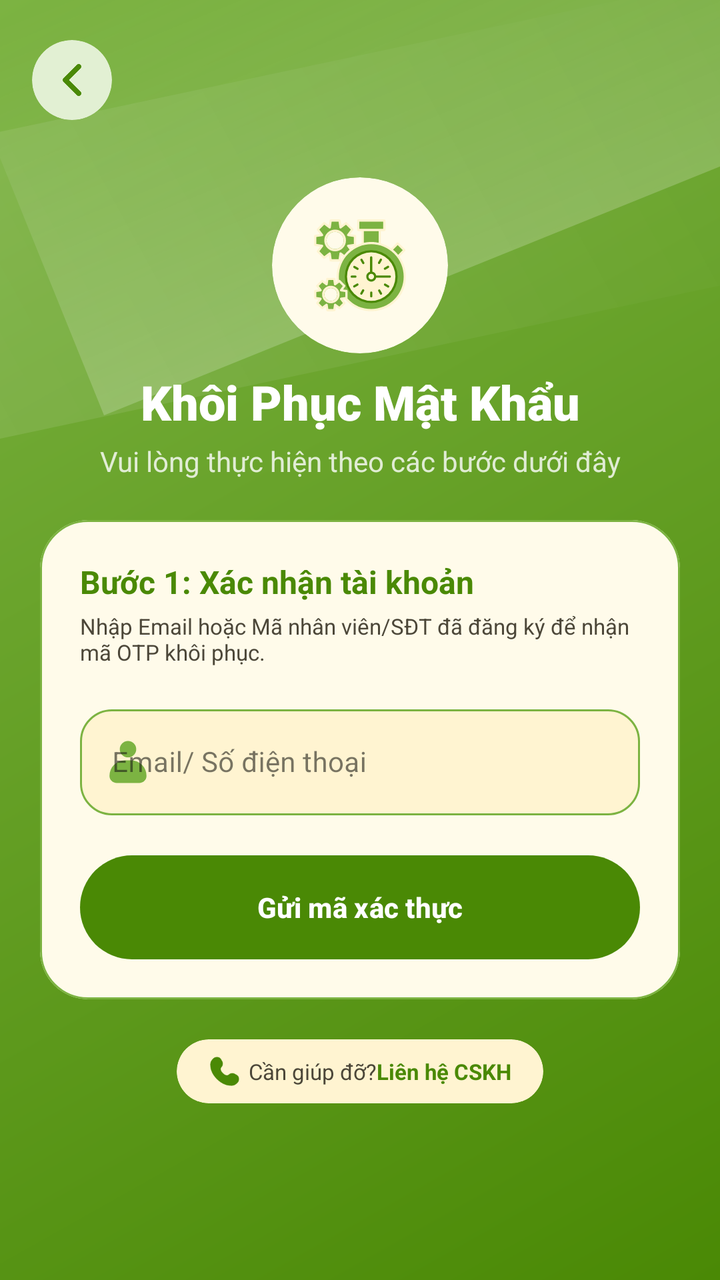
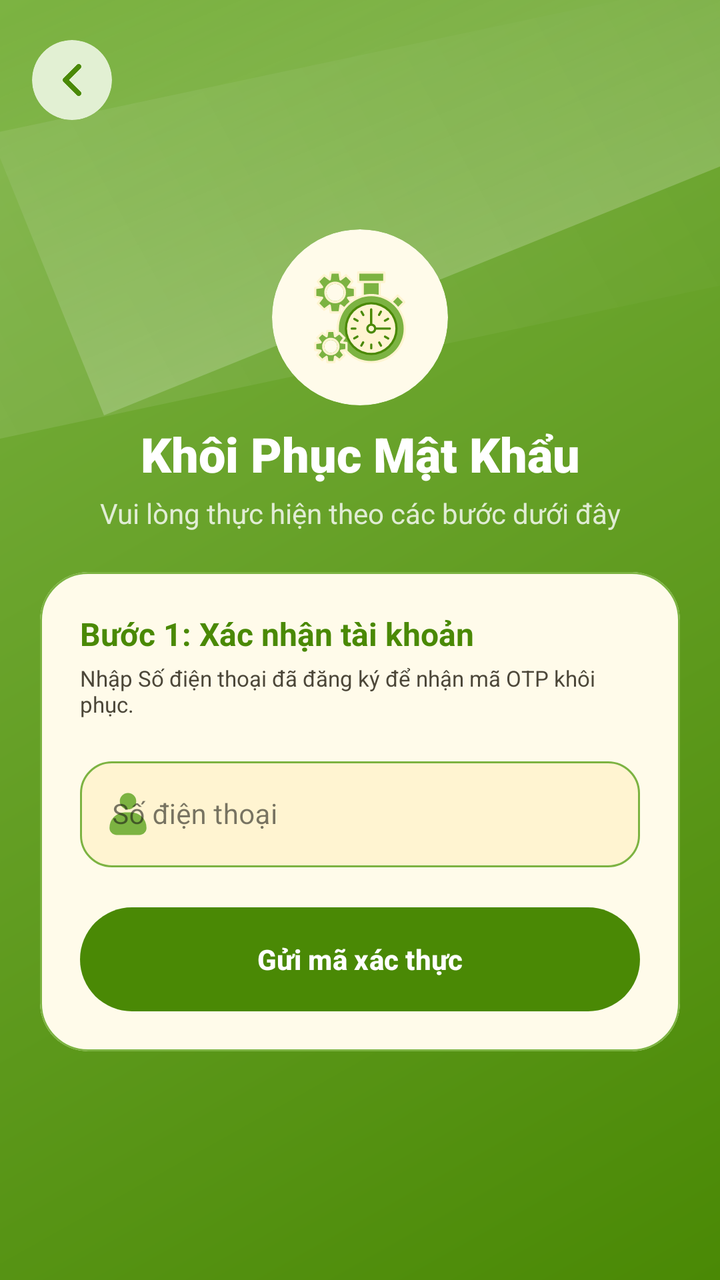

Before-and-after screenshots of an Android layout around one commit, followed by the original layout XML and the change that was made.
<!-- AndroidManifest.xml: application theme Theme.AttendanceApp -->
<!-- res/layout/fragment_forgot_password.xml -->
<?xml version="1.0" encoding="utf-8"?>
<androidx.constraintlayout.widget.ConstraintLayout
    xmlns:android="http://schemas.android.com/apk/res/android"
    xmlns:app="http://schemas.android.com/apk/res-auto"
    xmlns:tools="http://schemas.android.com/tools"
    android:layout_width="match_parent"
    android:layout_height="match_parent"
    android:background="@drawable/bg_login_header"
    tools:context=".ui.main.auth.forgotpassword.ForgotPasswordFragment"
    android:fitsSystemWindows="true">

    
    <androidx.core.widget.NestedScrollView
        android:id="@+id/scrollView"
        android:layout_width="0dp"
        android:layout_height="0dp"
        android:fillViewport="true"
        android:clipToPadding="false"
        android:overScrollMode="never"
        app:layout_constraintBottom_toBottomOf="parent"
        app:layout_constraintEnd_toEndOf="parent"
        app:layout_constraintStart_toStartOf="parent"
        app:layout_constraintTop_toTopOf="parent">

        <androidx.constraintlayout.widget.ConstraintLayout
            android:layout_width="match_parent"
            android:layout_height="match_parent">

            
            <com.google.android.material.card.MaterialCardView
                android:id="@+id/btnBack"
                style="@style/RadiusItemCard"
                android:layout_width="40dp"
                android:layout_height="40dp"
                android:layout_marginStart="@dimen/spacing_l"
                android:layout_marginTop="@dimen/spacing_xl"
                app:cardCornerRadius="@dimen/radius_full"
                app:layout_constraintStart_toStartOf="parent"
                app:layout_constraintTop_toTopOf="parent">

                <ImageView
                    android:layout_width="wrap_content"
                    android:layout_height="16dp"
                    android:layout_gravity="center"
                    android:contentDescription="Quay lại"
                    android:src="@drawable/ic_arrow_back"
                    app:tint="?attr/colorPrimary" />
            </com.google.android.material.card.MaterialCardView>

            
            <androidx.constraintlayout.widget.ConstraintLayout
                android:id="@+id/containerContent"
                android:layout_width="0dp"
                android:layout_height="wrap_content"
                android:paddingVertical="@dimen/spacing_xl"
                app:layout_constraintBottom_toBottomOf="parent"
                app:layout_constraintEnd_toEndOf="parent"
                app:layout_constraintStart_toStartOf="parent"
                app:layout_constraintTop_toTopOf="parent">

                
                <com.google.android.material.card.MaterialCardView
                    android:id="@+id/cardLogo"
                    android:layout_width="@dimen/login_logo_size"
                    android:layout_height="@dimen/login_logo_size"
                    app:cardCornerRadius="@dimen/radius_full"
                    app:cardElevation="@dimen/elevation_none"
                    app:strokeWidth="@dimen/border_none"
                    app:layout_constraintEnd_toEndOf="parent"
                    app:layout_constraintStart_toStartOf="parent"
                    app:layout_constraintTop_toTopOf="parent">

                    <ImageView
                        android:id="@+id/ivLogo"
                        android:layout_width="match_parent"
                        android:layout_height="match_parent"
                        android:contentDescription="@string/app_name"
                        android:padding="@dimen/spacing_l"
                        android:src="@drawable/ic_logo" />
                </com.google.android.material.card.MaterialCardView>

                
                <TextView
                    android:id="@+id/tvHeaderTitle"
                    android:layout_width="wrap_content"
                    android:layout_height="wrap_content"
                    android:layout_marginTop="@dimen/spacing_s"
                    android:fontFamily="sans-serif-black"
                    android:gravity="center"
                    android:text="@string/forgot_password_title"
                    android:textColor="?attr/colorOnPrimary"
                    android:textSize="@dimen/text_size_headline_small"
                    app:layout_constraintEnd_toEndOf="parent"
                    app:layout_constraintStart_toStartOf="parent"
                    app:layout_constraintTop_toBottomOf="@id/cardLogo" />

                <TextView
                    android:id="@+id/tvHeaderSubtitle"
                    android:layout_width="wrap_content"
                    android:layout_height="wrap_content"
                    android:layout_marginTop="@dimen/spacing_2xs"
                    android:alpha="0.8"
                    android:gravity="center"
                    android:text="@string/forgot_password_subtitle"
                    android:textColor="?attr/colorOnSecondary"
                    android:textSize="@dimen/text_size_body_medium"
                    app:layout_constraintEnd_toEndOf="parent"
                    app:layout_constraintStart_toStartOf="parent"
                    app:layout_constraintTop_toBottomOf="@id/tvHeaderTitle" />

                
                <include
                    android:id="@+id/includeStep1"
                    layout="@layout/layout_forgot_password_step1"
                    android:layout_width="0dp"
                    android:layout_height="wrap_content"
                    android:layout_marginHorizontal="@dimen/spacing_xl"
                    android:layout_marginTop="@dimen/spacing_xl"
                    android:visibility="visible"
                    app:layout_constraintEnd_toEndOf="parent"
                    app:layout_constraintStart_toStartOf="parent"
                    app:layout_constraintTop_toBottomOf="@id/tvHeaderSubtitle" />

                <include
                    android:id="@+id/includeStep2"
                    layout="@layout/layout_forgot_password_step2"
                    android:layout_width="0dp"
                    android:layout_height="wrap_content"
                    android:layout_marginHorizontal="@dimen/spacing_xl"
                    android:layout_marginTop="@dimen/spacing_xl"
                    android:visibility="gone"
                    app:layout_constraintEnd_toEndOf="parent"
                    app:layout_constraintStart_toStartOf="parent"
                    app:layout_constraintTop_toBottomOf="@id/tvHeaderSubtitle"
                    tools:visibility="gone" />

                <include
                    android:id="@+id/includeStep3"
                    layout="@layout/layout_forgot_password_step3"
                    android:layout_width="0dp"
                    android:layout_height="wrap_content"
                    android:layout_marginHorizontal="@dimen/spacing_xl"
                    android:layout_marginTop="@dimen/spacing_xl"
                    android:visibility="gone"
                    app:layout_constraintEnd_toEndOf="parent"
                    app:layout_constraintStart_toStartOf="parent"
                    app:layout_constraintTop_toBottomOf="@id/tvHeaderSubtitle"
                    tools:visibility="gone" />

                
                <com.google.android.material.card.MaterialCardView
                    android:id="@+id/btnContactSupport"
                    style="@style/ItemCard"
                    android:layout_width="wrap_content"
                    android:layout_height="wrap_content"
                    android:layout_marginTop="@dimen/spacing_xl"
                    app:cardBackgroundColor="?attr/colorSurfaceVariant"
                    app:cardCornerRadius="@dimen/radius_full"
                    app:layout_constraintBottom_toBottomOf="parent"
                    app:layout_constraintEnd_toEndOf="parent"
                    app:layout_constraintStart_toStartOf="parent"
                    app:layout_constraintTop_toBottomOf="@id/includeStep1">

                    <LinearLayout
                        android:layout_width="wrap_content"
                        android:layout_height="wrap_content"
                        android:gravity="center"
                        android:orientation="horizontal"
                        android:paddingHorizontal="@dimen/spacing_l"
                        android:paddingVertical="@dimen/spacing_s">

                        <ImageView
                            android:layout_width="@dimen/icon_size_s"
                            android:layout_height="@dimen/icon_size_s"
                            android:layout_marginEnd="@dimen/spacing_2xs"
                            android:importantForAccessibility="no"
                            android:src="@drawable/ic_phone"
                            app:tint="?attr/colorPrimary" />

                        <TextView
                            android:layout_width="wrap_content"
                            android:layout_height="wrap_content"
                            android:text="@string/forgot_password_contact_help"
                            android:textColor="?attr/colorOnSurfaceVariant"
                            android:textSize="@dimen/text_size_body_small" />

                        <TextView
                            android:layout_width="wrap_content"
                            android:layout_height="wrap_content"
                            android:text="@string/forgot_password_contact_support"
                            android:textColor="?attr/colorPrimary"
                            android:textSize="@dimen/text_size_body_small"
                            android:textStyle="bold" />
                    </LinearLayout>
                </com.google.android.material.card.MaterialCardView>

            </androidx.constraintlayout.widget.ConstraintLayout>

        </androidx.constraintlayout.widget.ConstraintLayout>
    </androidx.core.widget.NestedScrollView>

    
    <com.google.android.material.progressindicator.CircularProgressIndicator
        android:id="@+id/progressBar"
        android:layout_width="wrap_content"
        android:layout_height="wrap_content"
        android:indeterminate="true"
        android:visibility="gone"
        app:indicatorColor="?attr/colorPrimary"
        app:layout_constraintBottom_toBottomOf="parent"
        app:layout_constraintEnd_toEndOf="parent"
        app:layout_constraintStart_toStartOf="parent"
        app:layout_constraintTop_toTopOf="parent" />

</androidx.constraintlayout.widget.ConstraintLayout>
<!-- res/layout/layout_forgot_password_step1.xml (included above) -->
<?xml version="1.0" encoding="utf-8"?>
<com.google.android.material.card.MaterialCardView
    xmlns:android="http://schemas.android.com/apk/res/android"
    xmlns:app="http://schemas.android.com/apk/res-auto"
    xmlns:tools="http://schemas.android.com/tools"
    android:id="@+id/cardStep1RequestOtp"
    style="@style/MainCard"
    android:layout_width="match_parent"
    android:layout_height="wrap_content"
    app:cardCornerRadius="@dimen/radius_xl"
    app:cardElevation="@dimen/elevation_none"
    app:strokeWidth="1dp"
    app:strokeColor="?attr/colorSecondary">

    <LinearLayout
        android:layout_width="match_parent"
        android:layout_height="wrap_content"
        android:orientation="vertical"
        android:padding="@dimen/spacing_xl">

        <TextView
            android:layout_width="wrap_content"
            android:layout_height="wrap_content"
            android:text="@string/forgot_password_step_1_title"
            android:textColor="?attr/colorPrimary"
            android:textSize="@dimen/text_size_title_medium"
            android:textStyle="bold" />

        <TextView
            android:layout_width="wrap_content"
            android:layout_height="wrap_content"
            android:layout_marginTop="@dimen/spacing_2xs"
            android:text="@string/forgot_password_step_1_desc"
            android:textColor="?attr/colorOnSurfaceVariant"
            android:textSize="@dimen/text_size_body_small" />

        <com.google.android.material.textfield.TextInputLayout
            android:id="@+id/tilAccountInput"
            style="@style/AppTextInputLayout"
            android:layout_width="match_parent"
            android:layout_height="wrap_content"
            android:layout_marginTop="@dimen/spacing_l"
            android:hint="@string/forgot_password_account_hint"
            app:startIconDrawable="@drawable/ic_user">

            <com.google.android.material.textfield.TextInputEditText
                android:id="@+id/edtAccountInput"
                style="@style/AppTextInputEditText"
                android:inputType="textEmailAddress" />
        </com.google.android.material.textfield.TextInputLayout>

        <com.google.android.material.button.MaterialButton
            android:id="@+id/btnSendOtp"
            style="@style/ButtonMaxWidthStyle"
            android:layout_width="match_parent"
            android:layout_height="wrap_content"
            android:layout_marginTop="@dimen/spacing_xl"
            android:text="@string/forgot_password_send_otp"
            app:cornerRadius="@dimen/radius_full" />

    </LinearLayout>
</com.google.android.material.card.MaterialCardView>
<!-- res/layout/layout_forgot_password_step2.xml (included above) -->
<?xml version="1.0" encoding="utf-8"?>
<com.google.android.material.card.MaterialCardView
    xmlns:android="http://schemas.android.com/apk/res/android"
    xmlns:app="http://schemas.android.com/apk/res-auto"
    xmlns:tools="http://schemas.android.com/tools"
    android:id="@+id/cardStep2VerifyOtp"
    style="@style/MainCard"
    android:layout_width="match_parent"
    android:layout_height="wrap_content"
    app:cardCornerRadius="@dimen/radius_xl"
    app:cardElevation="@dimen/elevation_none"
    app:strokeColor="?attr/colorSecondary"
    app:strokeWidth="1dp">

    <LinearLayout
        android:layout_width="match_parent"
        android:layout_height="wrap_content"
        android:orientation="vertical"
        android:padding="@dimen/spacing_xl">

        <TextView
            android:layout_width="wrap_content"
            android:layout_height="wrap_content"
            android:text="@string/forgot_password_step_2_title"
            android:textColor="?attr/colorPrimary"
            android:textSize="@dimen/text_size_title_medium"
            android:textStyle="bold" />

        <TextView
            android:id="@+id/tvOtpDescription"
            android:layout_width="wrap_content"
            android:layout_height="wrap_content"
            android:layout_marginTop="@dimen/spacing_2xs"
            android:textColor="?attr/colorOnSurfaceVariant"
            android:textSize="@dimen/text_size_body_small"
            android:text="@string/forgot_password_step_2_desc" />

        
        <LinearLayout
            android:id="@+id/layoutOtpInputs"
            android:layout_width="match_parent"
            android:layout_height="wrap_content"
            android:layout_marginTop="@dimen/spacing_xl"
            android:gravity="center"
            android:orientation="horizontal">

            <EditText
                android:id="@+id/edtOtp1"
                style="@style/OtpBoxStyle" />

            <View
                android:layout_width="@dimen/spacing_s"
                android:layout_height="0dp" />

            <EditText
                android:id="@+id/edtOtp2"
                style="@style/OtpBoxStyle" />

            <View
                android:layout_width="@dimen/spacing_s"
                android:layout_height="0dp" />

            <EditText
                android:id="@+id/edtOtp3"
                style="@style/OtpBoxStyle" />

            <View
                android:layout_width="@dimen/spacing_s"
                android:layout_height="0dp" />

            <EditText
                android:id="@+id/edtOtp4"
                style="@style/OtpBoxStyle" />

            <View
                android:layout_width="@dimen/spacing_s"
                android:layout_height="0dp" />

            <EditText
                android:id="@+id/edtOtp5"
                style="@style/OtpBoxStyle" />

            <View
                android:layout_width="@dimen/spacing_s"
                android:layout_height="0dp" />

            <EditText
                android:id="@+id/edtOtp6"
                style="@style/OtpBoxStyle" />

        </LinearLayout>

        <com.google.android.material.button.MaterialButton
            android:id="@+id/btnVerifyOtp"
            style="@style/ButtonMaxWidthStyle"
            android:layout_width="match_parent"
            android:layout_height="wrap_content"
            android:layout_marginTop="@dimen/spacing_xl"
            android:text="@string/forgot_password_verify_otp"
            app:cornerRadius="@dimen/radius_full" />

        
        <LinearLayout
            android:layout_width="wrap_content"
            android:layout_height="wrap_content"
            android:layout_gravity="center_horizontal"
            android:layout_marginTop="@dimen/spacing_m"
            android:gravity="center"
            android:orientation="horizontal">

            <TextView
                android:layout_width="wrap_content"
                android:layout_height="wrap_content"
                android:text="@string/forgot_password_no_otp"
                android:textColor="?attr/colorOnSurfaceVariant"
                android:textSize="@dimen/text_size_body_medium" />

            <TextView
                android:id="@+id/tvResendOtp"
                android:layout_width="wrap_content"
                android:layout_height="wrap_content"
                android:background="?attr/selectableItemBackground"
                android:padding="@dimen/spacing_2xs"
                android:text="@string/forgot_password_resend_otp"
                android:textColor="?attr/colorPrimary"
                android:textSize="@dimen/text_size_body_medium"
                android:textStyle="bold" />
        </LinearLayout>

    </LinearLayout>
</com.google.android.material.card.MaterialCardView>
<!-- res/layout/layout_forgot_password_step3.xml (included above) -->
<?xml version="1.0" encoding="utf-8"?>
<com.google.android.material.card.MaterialCardView
    xmlns:android="http://schemas.android.com/apk/res/android"
    xmlns:app="http://schemas.android.com/apk/res-auto"
    xmlns:tools="http://schemas.android.com/tools"
    android:id="@+id/cardStep3NewPassword"
    style="@style/MainCard"
    android:layout_width="match_parent"
    android:layout_height="wrap_content"
    app:cardCornerRadius="@dimen/radius_xl"
    app:cardElevation="@dimen/elevation_none"
    app:strokeWidth="1dp"
    app:strokeColor="?attr/colorSecondary">

    <LinearLayout
        android:layout_width="match_parent"
        android:layout_height="wrap_content"
        android:orientation="vertical"
        android:padding="@dimen/spacing_xl">

        <TextView
            android:layout_width="wrap_content"
            android:layout_height="wrap_content"
            android:text="@string/forgot_password_step_3_title"
            android:textColor="?attr/colorPrimary"
            android:textSize="@dimen/text_size_title_medium"
            android:textStyle="bold" />

        <TextView
            android:layout_width="wrap_content"
            android:layout_height="wrap_content"
            android:layout_marginTop="@dimen/spacing_2xs"
            android:text="@string/forgot_password_step_3_desc"
            android:textColor="?attr/colorOnSurfaceVariant"
            android:textSize="@dimen/text_size_body_small" />

        
        <com.google.android.material.textfield.TextInputLayout
            android:id="@+id/tilNewPassword"
            style="@style/AppTextInputLayout"
            android:layout_width="match_parent"
            android:layout_height="wrap_content"
            android:layout_marginTop="@dimen/spacing_l"
            android:hint="@string/forgot_password_new_hint"
            app:endIconMode="password_toggle"
            app:startIconDrawable="@drawable/ic_lock">

            <com.google.android.material.textfield.TextInputEditText
                android:id="@+id/edtNewPassword"
                style="@style/AppTextInputEditText"
                android:inputType="textPassword" />
        </com.google.android.material.textfield.TextInputLayout>

        
        <com.google.android.material.textfield.TextInputLayout
            android:id="@+id/tilConfirmPassword"
            style="@style/AppTextInputLayout"
            android:layout_width="match_parent"
            android:layout_height="wrap_content"
            android:layout_marginTop="@dimen/spacing_l"
            android:hint="@string/forgot_password_confirm_hint"
            app:endIconMode="password_toggle"
            app:startIconDrawable="@drawable/ic_lock">

            <com.google.android.material.textfield.TextInputEditText
                android:id="@+id/edtConfirmPassword"
                style="@style/AppTextInputEditText"
                android:inputType="textPassword" />
        </com.google.android.material.textfield.TextInputLayout>

        <com.google.android.material.button.MaterialButton
            android:id="@+id/btnResetPassword"
            style="@style/ButtonMaxWidthStyle"
            android:layout_width="match_parent"
            android:layout_height="wrap_content"
            android:layout_marginTop="@dimen/spacing_xl"
            android:text="@string/forgot_password_done"
            app:cornerRadius="@dimen/radius_full" />

    </LinearLayout>
</com.google.android.material.card.MaterialCardView>
<!-- resources referenced by this layout -->
<resources>
  <dimen name="border_none">0dp</dimen>
  <dimen name="elevation_none">0dp</dimen>
  <dimen name="icon_size_s">16dp</dimen>
  <dimen name="login_logo_size">88dp</dimen>
  <dimen name="radius_full">999dp</dimen>
  <dimen name="radius_xl">24dp</dimen>
  <dimen name="spacing_2xs">4dp</dimen>
  <dimen name="spacing_l">16dp</dimen>
  <dimen name="spacing_m">12dp</dimen>
  <dimen name="spacing_s">8dp</dimen>
  <dimen name="spacing_xl">20dp</dimen>
  <dimen name="text_size_body_medium">14sp</dimen>
  <dimen name="text_size_body_small">11sp</dimen>
  <dimen name="text_size_headline_small">24sp</dimen>
  <dimen name="text_size_title_medium">16sp</dimen>
  <!-- drawable ic_phone (drawable) -->
  <vector xmlns:android="http://schemas.android.com/apk/res/android"
      android:width="24dp"
      android:height="24dp"
      android:viewportWidth="24"
      android:viewportHeight="24">
    <group
        android:pivotX="12"
        android:pivotY="12"
        android:scaleX="1.35"
        android:scaleY="1.35">
      <path
          android:pathData="M10.038,5.316L10.687,6.479C11.272,7.529 11.037,8.905 10.115,9.828C10.115,9.828 10.115,9.828 10.115,9.828C10.115,9.828 8.996,10.947 11.024,12.976C13.052,15.003 14.171,13.886 14.172,13.885C14.172,13.885 14.172,13.885 14.172,13.885C15.095,12.963 16.471,12.728 17.521,13.313L18.684,13.962C20.269,14.847 20.456,17.069 19.063,18.462C18.226,19.299 17.2,19.951 16.067,19.993C14.159,20.066 10.918,19.583 7.668,16.332C4.417,13.082 3.934,9.841 4.007,7.933C4.05,6.8 4.701,5.774 5.538,4.937C6.931,3.544 9.153,3.731 10.038,5.316Z"
          android:fillColor="#1C274C"/>
    </group>
  </vector>
  <string name="app_name">Quản lý chấm công</string>
  <string name="forgot_password_account_hint">Email/ Số điện thoại</string>
  <string name="forgot_password_contact_help">Cần giúp đỡ? </string>
  <string name="forgot_password_contact_support">Liên hệ CSKH</string>
  <string name="forgot_password_step_1_desc">Nhập Email hoặc Mã nhân viên/SĐT đã đăng ký để nhận mã OTP khôi phục.</string>
  <string name="forgot_password_step_2_desc">Mã OTP gồm 6 chữ số đã được gửi tới email/SĐT của bạn.</string>
  <style name="ItemCard" parent="Widget.Material3.CardView.Filled">
          <item name="cardBackgroundColor">?attr/colorSurface</item>
          <item name="cardCornerRadius">@dimen/radius_m</item>
          <item name="cardElevation">@dimen/elevation_none</item>
          <item name="strokeColor">@color/card_stroke_selector</item>
          <item name="strokeWidth">@dimen/border_none</item>
          <item name="android:clickable">true</item>
          <item name="android:focusable">true</item>
      </style>
  <dimen name="button_height_default">52dp</dimen>
  <dimen name="radius_m">12dp</dimen>
  <dimen name="text_size_label_large">14sp</dimen>
  <dimen name="elevation_s">1dp</dimen>
  <dimen name="radius_l">16dp</dimen>
  <color name="md_theme_light_primary">#4A8905</color>
  <color name="md_theme_light_onPrimary">#FFFFFF</color>
  <color name="md_theme_light_secondary">#7CB342</color>
  <color name="md_theme_light_surface">#FFFBEA</color>
  <color name="md_theme_light_onSurface">#1C1C16</color>
  <color name="md_theme_light_outline">#D0C7B8</color>
  <color name="md_theme_light_error">#BA1A1A</color>
  <color name="md_theme_light_onError">#FFFFFF</color>
  <color name="attendance_present">#1B5E20</color>
  <color name="attendance_late">#E67E22</color>
  <color name="attendance_late_container">#FFEDD7</color>
  <color name="attendance_absent">#C0392B</color>
  <color name="attendance_leave">#8E24AA</color>
  <color name="attendance_not_checked">#5D6D7E</color>
  <color name="attendance_weekend">#A9C6D9</color>
  <color name="attendance_early_leave">#2980B9</color>
  <color name="attendance_present_card">#F0F9E6</color>
  <color name="attendance_late_card">#FFF5EB</color>
  <color name="attendance_absent_card">#FFF0EE</color>
  <color name="attendance_leave_card">#FAF5FC</color>
  <color name="attendance_weekend_card">#F4F8FB</color>
  <!-- unchanged entries left out for length: 48 -->
</resources>

<!-- the commit's change to res/layout/fragment_forgot_password.xml (unified diff, before → after) -->
@@ -147,52 +147,6 @@
                     app:layout_constraintTop_toBottomOf="@id/tvHeaderSubtitle"
                     tools:visibility="gone" />
 
-                
-                <com.google.android.material.card.MaterialCardView
-                    android:id="@+id/btnContactSupport"
-                    style="@style/ItemCard"
-                    android:layout_width="wrap_content"
-                    android:layout_height="wrap_content"
-                    android:layout_marginTop="@dimen/spacing_xl"
-                    app:cardBackgroundColor="?attr/colorSurfaceVariant"
-                    app:cardCornerRadius="@dimen/radius_full"
-                    app:layout_constraintBottom_toBottomOf="parent"
-                    app:layout_constraintEnd_toEndOf="parent"
-                    app:layout_constraintStart_toStartOf="parent"
-                    app:layout_constraintTop_toBottomOf="@id/includeStep1">
-
-                    <LinearLayout
-                        android:layout_width="wrap_content"
-                        android:layout_height="wrap_content"
-                        android:gravity="center"
-                        android:orientation="horizontal"
-                        android:paddingHorizontal="@dimen/spacing_l"
-                        android:paddingVertical="@dimen/spacing_s">
-
-                        <ImageView
-                            android:layout_width="@dimen/icon_size_s"
-                            android:layout_height="@dimen/icon_size_s"
-                            android:layout_marginEnd="@dimen/spacing_2xs"
-                            android:importantForAccessibility="no"
-                            android:src="@drawable/ic_phone"
-                            app:tint="?attr/colorPrimary" />
-
-                        <TextView
-                            android:layout_width="wrap_content"
-                            android:layout_height="wrap_content"
-                            android:text="@string/forgot_password_contact_help"
-                            android:textColor="?attr/colorOnSurfaceVariant"
-                            android:textSize="@dimen/text_size_body_small" />
-
-                        <TextView
-                            android:layout_width="wrap_content"
-                            android:layout_height="wrap_content"
-                            android:text="@string/forgot_password_contact_support"
-                            android:textColor="?attr/colorPrimary"
-                            android:textSize="@dimen/text_size_body_small"
-                            android:textStyle="bold" />
-                    </LinearLayout>
-                </com.google.android.material.card.MaterialCardView>
 
             </androidx.constraintlayout.widget.ConstraintLayout>
 
<!-- resource entries referenced after the edit -->
@@ -2,7 +2,6 @@
 <resources>
   <dimen name="border_none">0dp</dimen>
   <dimen name="elevation_none">0dp</dimen>
-  <dimen name="icon_size_s">16dp</dimen>
   <dimen name="login_logo_size">88dp</dimen>
   <dimen name="radius_full">999dp</dimen>
   <dimen name="radius_xl">24dp</dimen>
@@ -15,37 +14,10 @@
   <dimen name="text_size_body_small">11sp</dimen>
   <dimen name="text_size_headline_small">24sp</dimen>
   <dimen name="text_size_title_medium">16sp</dimen>
-  <!-- drawable ic_phone (drawable) -->
-  <vector xmlns:android="http://schemas.android.com/apk/res/android"
-      android:width="24dp"
-      android:height="24dp"
-      android:viewportWidth="24"
-      android:viewportHeight="24">
-    <group
-        android:pivotX="12"
-        android:pivotY="12"
-        android:scaleX="1.35"
-        android:scaleY="1.35">
-      <path
-          android:pathData="M10.038,5.316L10.687,6.479C11.272,7.529 11.037,8.905 10.115,9.828C10.115,9.828 10.115,9.828 10.115,9.828C10.115,9.828 8.996,10.947 11.024,12.976C13.052,15.003 14.171,13.886 14.172,13.885C14.172,13.885 14.172,13.885 14.172,13.885C15.095,12.963 16.471,12.728 17.521,13.313L18.684,13.962C20.269,14.847 20.456,17.069 19.063,18.462C18.226,19.299 17.2,19.951 16.067,19.993C14.159,20.066 10.918,19.583 7.668,16.332C4.417,13.082 3.934,9.841 4.007,7.933C4.05,6.8 4.701,5.774 5.538,4.937C6.931,3.544 9.153,3.731 10.038,5.316Z"
-          android:fillColor="#1C274C"/>
-    </group>
-  </vector>
   <string name="app_name">Quản lý chấm công</string>
-  <string name="forgot_password_account_hint">Email/ Số điện thoại</string>
-  <string name="forgot_password_contact_help">Cần giúp đỡ? </string>
-  <string name="forgot_password_contact_support">Liên hệ CSKH</string>
-  <string name="forgot_password_step_1_desc">Nhập Email hoặc Mã nhân viên/SĐT đã đăng ký để nhận mã OTP khôi phục.</string>
-  <string name="forgot_password_step_2_desc">Mã OTP gồm 6 chữ số đã được gửi tới email/SĐT của bạn.</string>
-  <style name="ItemCard" parent="Widget.Material3.CardView.Filled">
-          <item name="cardBackgroundColor">?attr/colorSurface</item>
-          <item name="cardCornerRadius">@dimen/radius_m</item>
-          <item name="cardElevation">@dimen/elevation_none</item>
-          <item name="strokeColor">@color/card_stroke_selector</item>
-          <item name="strokeWidth">@dimen/border_none</item>
-          <item name="android:clickable">true</item>
-          <item name="android:focusable">true</item>
-      </style>
+  <string name="forgot_password_account_hint">Số điện thoại</string>
+  <string name="forgot_password_step_1_desc">Nhập Số điện thoại đã đăng ký để nhận mã OTP khôi phục.</string>
+  <string name="forgot_password_step_2_desc">Mã OTP gồm 6 chữ số đã được gửi tới SĐT của bạn.</string>
   <dimen name="button_height_default">52dp</dimen>
   <dimen name="radius_m">12dp</dimen>
   <dimen name="text_size_label_large">14sp</dimen>
